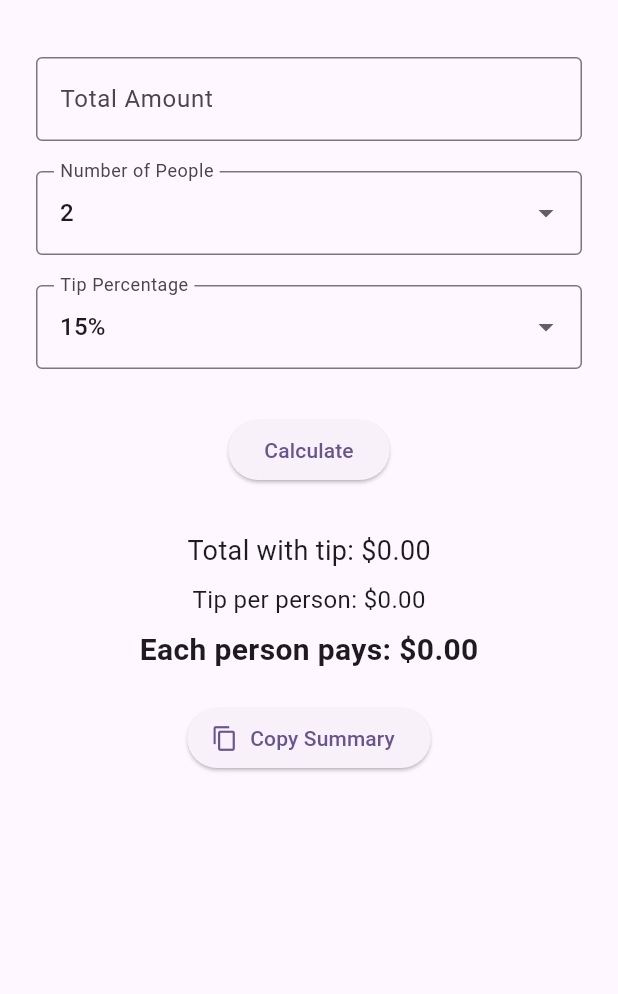
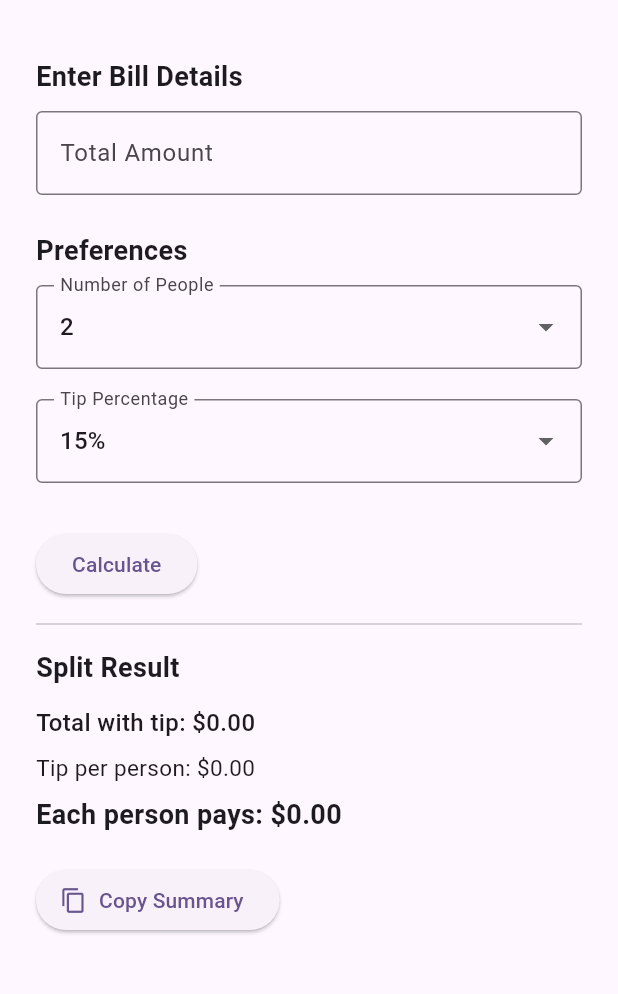
Before and after one commit to Quicline/quicksplit, a Flutter app: the QuickSplitScreen screen opened directly, after a tap on "Calculate", on a phone screen of 412 x 824 dp, the part 63-1057 px from its top. Run offline on Flutter 3.47's test engine with Material 3 defaults, Android fonts, the phone set to English and light mode, and no system bars; our stand-ins replace shared_preferences; accounts and stored records are empty.

Commit message:
Add excess calculation and improve UI layout in QuickSplitScreen for better clarity and user experience

```diff
--- a/lib/screens/quick_split_screen.dart
+++ b/lib/screens/quick_split_screen.dart
@@ -14,6 +14,7 @@ class _QuickSplitScreenState extends State<QuickSplitScreen> {
   double? _result;
   double? _totalWithTip;
   double? _tipPerPerson;
+  double? _excess;
   final _tipController = TextEditingController();
   String _selectedTip = '15%';
 
@@ -31,10 +32,19 @@ class _QuickSplitScreenState extends State<QuickSplitScreen> {
     final tipAmount = total * (tipPercent / 100);
     final totalWithTip = total + tipAmount;
 
+    final rawPerPerson = totalWithTip / people;
+    final roundedPerPerson = double.parse(rawPerPerson.toStringAsFixed(2));
+    final roundedTotal = roundedPerPerson * people;
+
+    final excess = roundedTotal - totalWithTip;
+
     setState(() {
       _totalWithTip = totalWithTip;
       _tipPerPerson = tipAmount / people;
-      _result = totalWithTip / people;
+      _result = roundedPerPerson;
+
+      // Only show excess if people are overpaying
+      _excess = excess > 0.01 ? excess : null;
     });
   }
 
@@ -49,10 +59,16 @@ class _QuickSplitScreenState extends State<QuickSplitScreen> {
   Widget build(BuildContext context) {
     return Scaffold(
       appBar: AppBar(title: const Text('Quick Split')),
-      body: Padding(
+      body: SingleChildScrollView(
         padding: const EdgeInsets.all(24),
         child: Column(
+          crossAxisAlignment: CrossAxisAlignment.start,
           children: [
+            const Text(
+              'Enter Bill Details',
+              style: TextStyle(fontSize: 18, fontWeight: FontWeight.bold),
+            ),
+            const SizedBox(height: 10),
             TextField(
               controller: _totalController,
               decoration: const InputDecoration(
@@ -61,7 +77,12 @@ class _QuickSplitScreenState extends State<QuickSplitScreen> {
               ),
               keyboardType: TextInputType.numberWithOptions(decimal: true),
             ),
-            const SizedBox(height: 20),
+            const SizedBox(height: 24),
+            const Text(
+              'Preferences',
+              style: TextStyle(fontSize: 18, fontWeight: FontWeight.bold),
+            ),
+            const SizedBox(height: 10),
             DropdownButtonFormField<int>(
               value: _selectedPeople,
               decoration: const InputDecoration(
@@ -116,27 +137,44 @@ class _QuickSplitScreenState extends State<QuickSplitScreen> {
               onPressed: _calculateSplit,
               child: const Text('Calculate'),
             ),
-            const SizedBox(height: 30),
             if (_result != null &&
                 _totalWithTip != null &&
                 _tipPerPerson != null) ...[
+              const Divider(height: 32),
+              const Text(
+                'Split Result',
+                style: TextStyle(fontSize: 18, fontWeight: FontWeight.bold),
+              ),
+              const SizedBox(height: 12),
               Text(
                 'Total with tip: \$${_totalWithTip!.toStringAsFixed(2)}',
-                style: const TextStyle(fontSize: 18),
+                style: const TextStyle(
+                  fontSize: 16,
+                  fontWeight: FontWeight.w500,
+                ),
               ),
               const SizedBox(height: 8),
               Text(
                 'Tip per person: \$${_tipPerPerson!.toStringAsFixed(2)}',
-                style: const TextStyle(fontSize: 16),
+                style: const TextStyle(fontSize: 15),
               ),
               const SizedBox(height: 8),
               Text(
                 'Each person pays: \$${_result!.toStringAsFixed(2)}',
                 style: const TextStyle(
-                  fontSize: 20,
+                  fontSize: 18,
                   fontWeight: FontWeight.bold,
                 ),
               ),
+              if (_excess != null && _excess!.abs() > 0.01)
+                Text(
+                  'There\'s going to be an exceed of \$${_excess!.abs().toStringAsFixed(2)}',
+                  style: const TextStyle(
+                    fontSize: 14,
+                    fontWeight: FontWeight.w500,
+                    color: Colors.grey,
+                  ),
+                ),
               const SizedBox(height: 20),
               ElevatedButton.icon(
                 icon: const Icon(Icons.copy),
```
